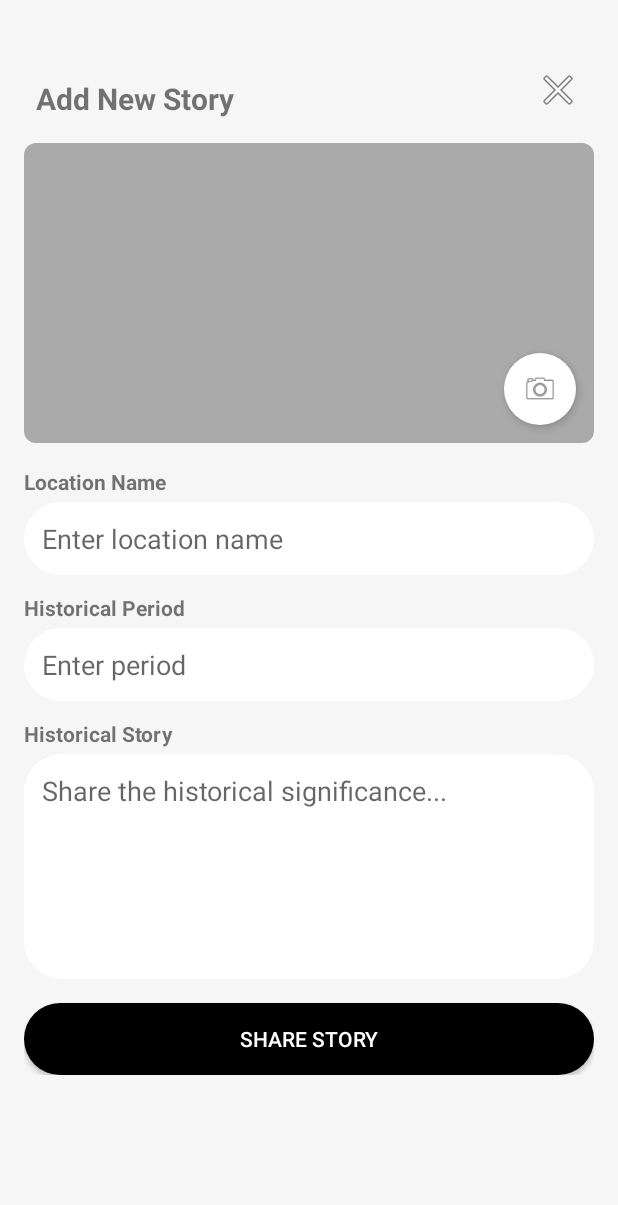
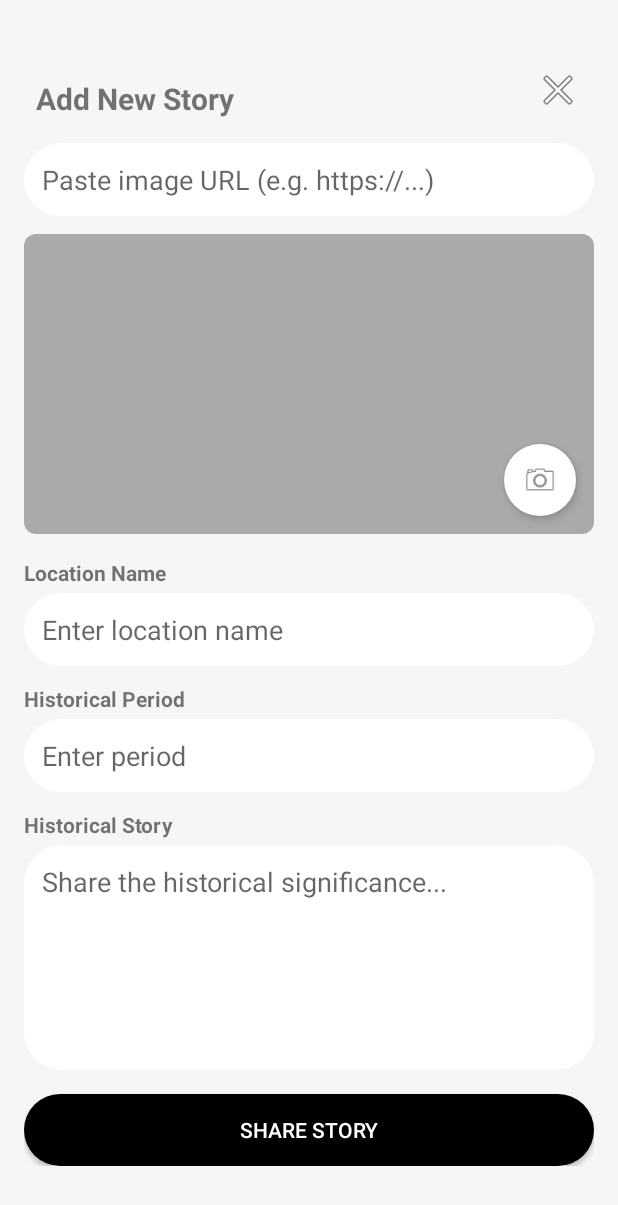
Before and after one commit to Sewing-Notions/LocalStories, an Android app built with Jetpack Compose: the AddStoryActivity screen opened directly, with no data from a screen before it, on a phone screen of 412 x 824 dp. Shown: the top 1205 px of the screen. Run offline under Robolectric (Android 15) with nearby library versions, the phone set to English and light mode, and no system bars; pictures from the network do not load; 1 statement that could not run was skipped.

Commit message:
Added a field for file path

```diff
--- a/app/build.gradle
+++ b/app/build.gradle
@@ -44,6 +44,8 @@ android {
 }
 
 dependencies {
+    implementation 'com.github.bumptech.glide:glide:4.16.0'
+    annotationProcessor 'com.github.bumptech.glide:compiler:4.16.0'
     implementation 'com.google.android.material:material:1.10.0'
     implementation 'com.google.android.material:material:1.9.0'
     implementation libs.androidx.core.ktx
--- a/app/src/main/res/layout/activity_add_story.xml
+++ b/app/src/main/res/layout/activity_add_story.xml
@@ -40,7 +40,15 @@
                 android:contentDescription="Close"
                 android:src="@android:drawable/ic_menu_close_clear_cancel" />
         </RelativeLayout>
-
+        <EditText
+            android:id="@+id/imageUrlInput"
+            android:layout_width="match_parent"
+            android:layout_height="wrap_content"
+            android:hint="Paste image URL (e.g. https://...)"
+            android:inputType="textUri"
+            android:background="@drawable/bg_rounded_edittext"
+            android:padding="12dp"
+            android:layout_marginBottom="12dp"/>
         <!-- Image Placeholder -->
         <FrameLayout
             android:id="@+id/imageContainer"
```
Also changed, not shown: app/src/main/java/com/localstories/AddStoryActivity.kt (+37 -32 lines).
